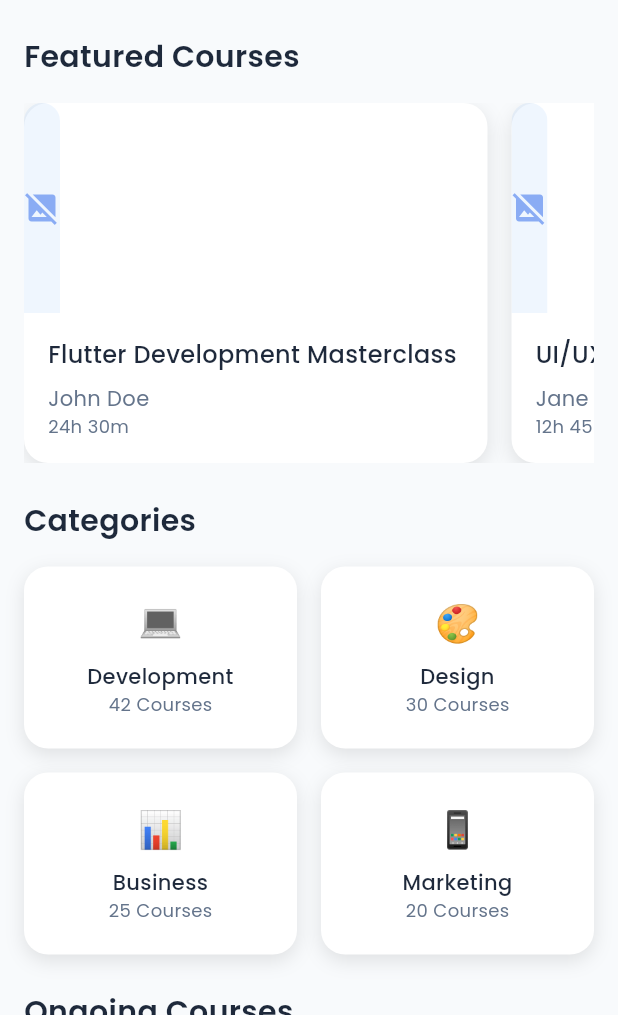
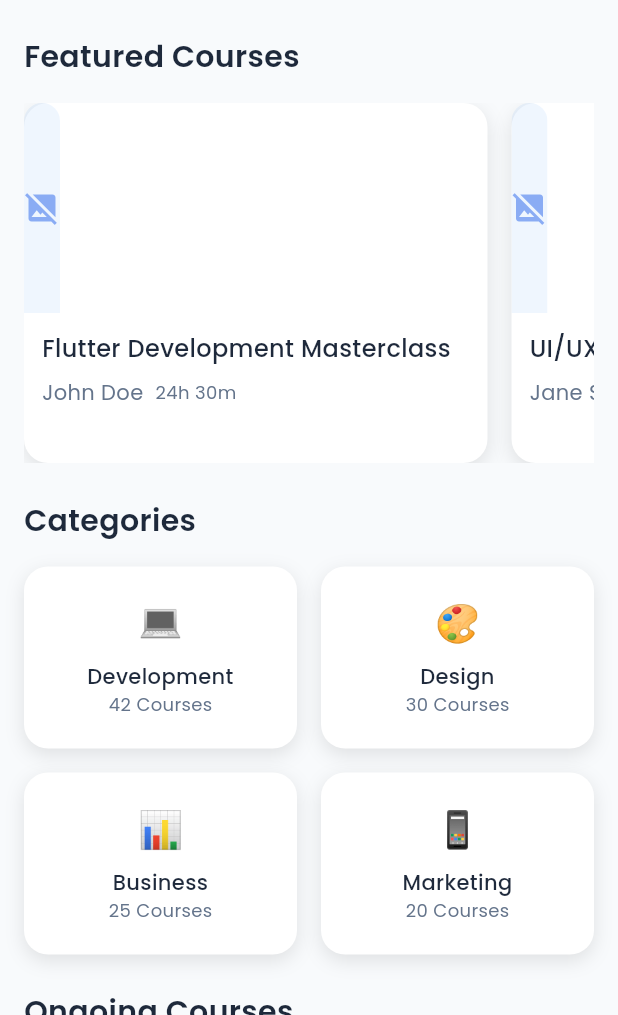
Before and after one commit to Edil-Ayehu/e_learning, a Flutter app: the screen it shows after launch, on a phone screen of 412 x 824 dp, the part 221-1236 px from its top. Run offline on Flutter 3.47's test engine with Material 3 defaults, Android fonts, the phone set to English and light mode, and no system bars; our stand-ins replace get, get_storage, google_fonts; network calls fail.

Commit message:
minor fix

```diff
--- a/lib/view/home page/pages/home_page.dart
+++ b/lib/view/home page/pages/home_page.dart
@@ -151,7 +151,7 @@ class HomePage extends StatelessWidget {
           ),
           Expanded(
             child: Padding(
-              padding: const EdgeInsets.all(16),
+              padding: const EdgeInsets.all(12),
               child: Column(
                 crossAxisAlignment: CrossAxisAlignment.start,
                 children: [
@@ -166,6 +166,8 @@ class HomePage extends StatelessWidget {
                     overflow: TextOverflow.ellipsis,
                   ),
                   const SizedBox(height: 8),
+                  Row(
+                    children: [
                       Text(
                         course.instructor,
                         style: AppTextStyles.body2.copyWith(
@@ -173,10 +175,8 @@ class HomePage extends StatelessWidget {
                               ? AppColors.textDarkSecondaryColor
                               : AppColors.textSecondaryColor,
                         ),
-                    maxLines: 1,
-                    overflow: TextOverflow.ellipsis,
                       ),
-                  const Spacer(),
+                      const SizedBox(width: 8),
                       Text(
                         course.duration,
                         style: AppTextStyles.caption.copyWith(
@@ -184,6 +184,8 @@ class HomePage extends StatelessWidget {
                               ? AppColors.textDarkSecondaryColor
                               : AppColors.textSecondaryColor,
                         ),
+                      ),
+                    ],
                   ),
                 ],
               ),
```
Lines whose indentation alone changed are shown as unchanged.
